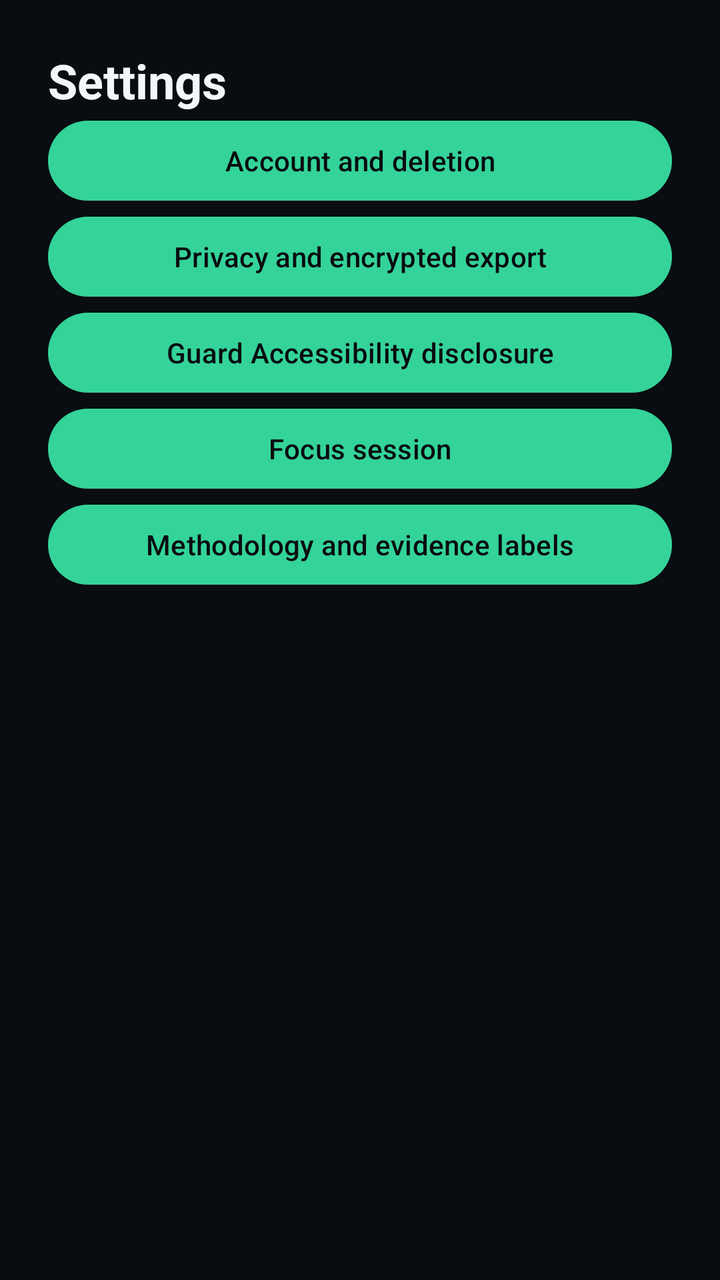
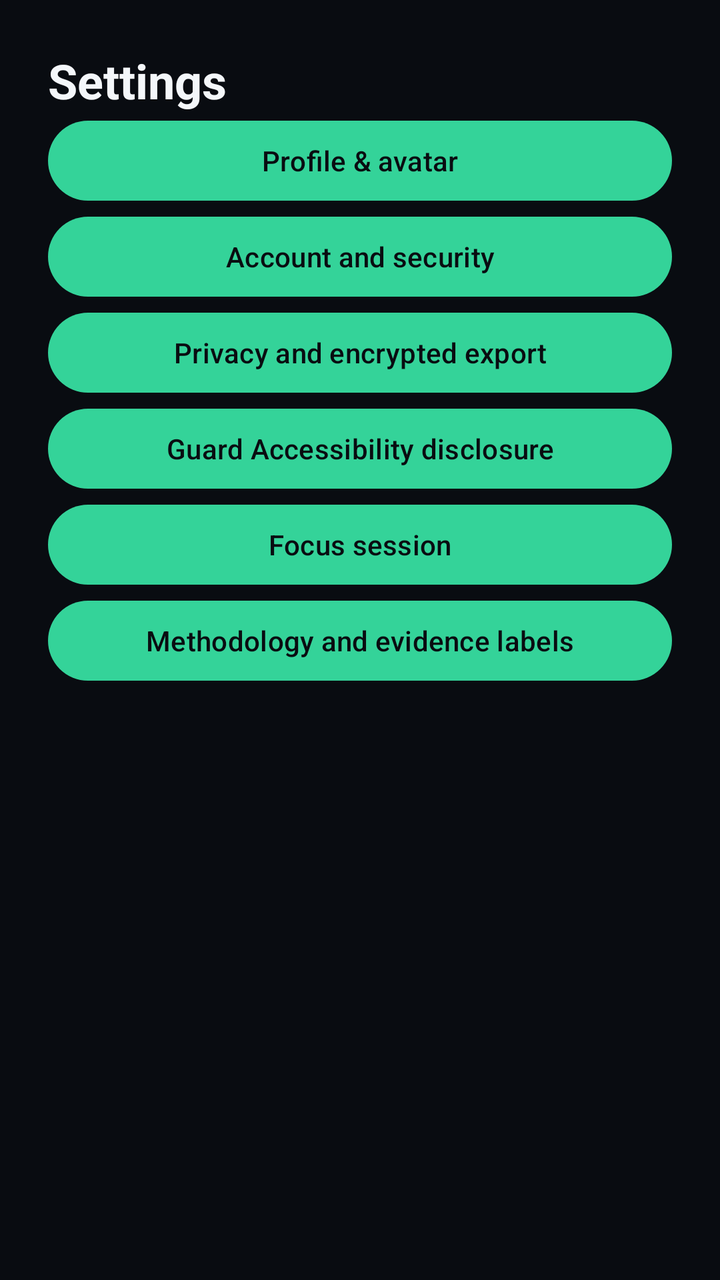

An Android layout rendered at two revisions. The XML below is the earlier revision; the diff shows what the commit changed to produce the second picture.
<!-- AndroidManifest.xml: application theme Theme.Prottasha -->
<!-- res/layout/activity_settings_secure.xml -->
<?xml version="1.0" encoding="utf-8"?>
<androidx.core.widget.NestedScrollView xmlns:android="http://schemas.android.com/apk/res/android" android:layout_width="match_parent" android:layout_height="match_parent">
    <LinearLayout android:layout_width="match_parent" android:layout_height="wrap_content" android:orientation="vertical" android:padding="@dimen/spacing_large">
        <TextView android:layout_width="match_parent" android:layout_height="wrap_content" android:text="@string/settings_title" android:textColor="@color/color_text_primary" android:textSize="@dimen/text_headline" android:textStyle="bold" />
        <Button android:id="@+id/settings_account" android:layout_width="match_parent" android:layout_height="wrap_content" android:text="@string/settings_account" />
        <Button android:id="@+id/settings_privacy" android:layout_width="match_parent" android:layout_height="wrap_content" android:text="@string/settings_privacy" />
        <Button android:id="@+id/settings_guard_permission" android:layout_width="match_parent" android:layout_height="wrap_content" android:text="@string/settings_guard_permission" />
        <Button android:id="@+id/settings_focus" android:layout_width="match_parent" android:layout_height="wrap_content" android:text="@string/settings_focus" />
        <Button android:id="@+id/settings_methodology" android:layout_width="match_parent" android:layout_height="wrap_content" android:text="@string/settings_methodology" />
    </LinearLayout>
</androidx.core.widget.NestedScrollView>
<!-- resources referenced by this layout -->
<resources>
  <color name="color_text_primary">#F4F7FA</color>
  <dimen name="spacing_large">24dp</dimen>
  <dimen name="text_headline">24sp</dimen>
  <string name="settings_account">Account and deletion</string>
  <string name="settings_focus">Focus session</string>
  <string name="settings_guard_permission">Guard Accessibility disclosure</string>
  <string name="settings_methodology">Methodology and evidence labels</string>
  <string name="settings_privacy">Privacy and encrypted export</string>
  <string name="settings_title">Settings</string>
  <style name="Theme.Prottasha" parent="Theme.Material3.Dark.NoActionBar">
          <item name="android:windowBackground">@color/color_background</item>
          <item name="android:colorBackground">@color/color_background</item>
          <item name="colorSurface">@color/color_surface</item>
          <item name="colorSurfaceVariant">@color/color_surface_raised</item>
          <item name="colorPrimary">@color/color_hope</item>
          <item name="colorOnPrimary">@color/color_on_hope</item>
          <item name="colorSecondary">@color/color_identity</item>
          <item name="colorOnSecondary">@color/color_on_identity</item>
          <item name="colorError">@color/color_crisis</item>
          <item name="colorOnError">@color/color_on_crisis</item>
          <item name="android:textColorPrimary">@color/color_text_primary</item>
          <item name="android:textColorSecondary">@color/color_text_secondary</item>
          <item name="android:navigationBarColor">@color/color_background</item>
          <item name="android:statusBarColor">@color/color_background</item>
          <item name="android:windowLightStatusBar">false</item>
      </style>
  <color name="color_background">#090C11</color>
  <color name="color_surface">#151A22</color>
  <color name="color_surface_raised">#202833</color>
  <color name="color_hope">#34D399</color>
  <color name="color_on_hope">#090C11</color>
  <color name="color_identity">#7C8DFF</color>
  <color name="color_on_identity">#090C11</color>
  <color name="color_crisis">#F87171</color>
  <color name="color_on_crisis">#090C11</color>
  <color name="color_text_secondary">#A9B3C0</color>
</resources>

<!-- the commit's change to res/layout/activity_settings_secure.xml (unified diff, before → after) -->
@@ -2,6 +2,7 @@
 <androidx.core.widget.NestedScrollView xmlns:android="http://schemas.android.com/apk/res/android" android:layout_width="match_parent" android:layout_height="match_parent">
     <LinearLayout android:layout_width="match_parent" android:layout_height="wrap_content" android:orientation="vertical" android:padding="@dimen/spacing_large">
         <TextView android:layout_width="match_parent" android:layout_height="wrap_content" android:text="@string/settings_title" android:textColor="@color/color_text_primary" android:textSize="@dimen/text_headline" android:textStyle="bold" />
+        <Button android:id="@+id/settings_profile" android:layout_width="match_parent" android:layout_height="wrap_content" android:text="@string/settings_profile" />
         <Button android:id="@+id/settings_account" android:layout_width="match_parent" android:layout_height="wrap_content" android:text="@string/settings_account" />
         <Button android:id="@+id/settings_privacy" android:layout_width="match_parent" android:layout_height="wrap_content" android:text="@string/settings_privacy" />
         <Button android:id="@+id/settings_guard_permission" android:layout_width="match_parent" android:layout_height="wrap_content" android:text="@string/settings_guard_permission" />
<!-- resource entries referenced after the edit -->
@@ -3,11 +3,12 @@
   <color name="color_text_primary">#F4F7FA</color>
   <dimen name="spacing_large">24dp</dimen>
   <dimen name="text_headline">24sp</dimen>
-  <string name="settings_account">Account and deletion</string>
+  <string name="settings_account">Account and security</string>
   <string name="settings_focus">Focus session</string>
   <string name="settings_guard_permission">Guard Accessibility disclosure</string>
   <string name="settings_methodology">Methodology and evidence labels</string>
   <string name="settings_privacy">Privacy and encrypted export</string>
+  <string name="settings_profile">Profile &amp; avatar</string>
   <string name="settings_title">Settings</string>
   <style name="Theme.Prottasha" parent="Theme.Material3.Dark.NoActionBar">
           <item name="android:windowBackground">@color/color_background</item>
